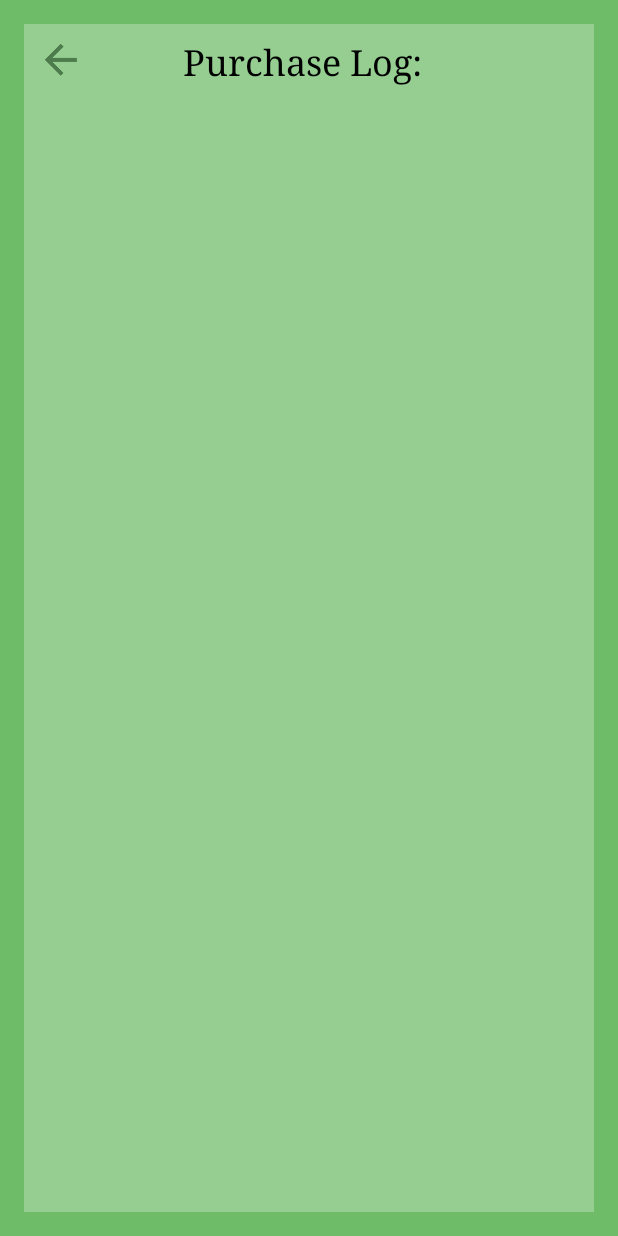
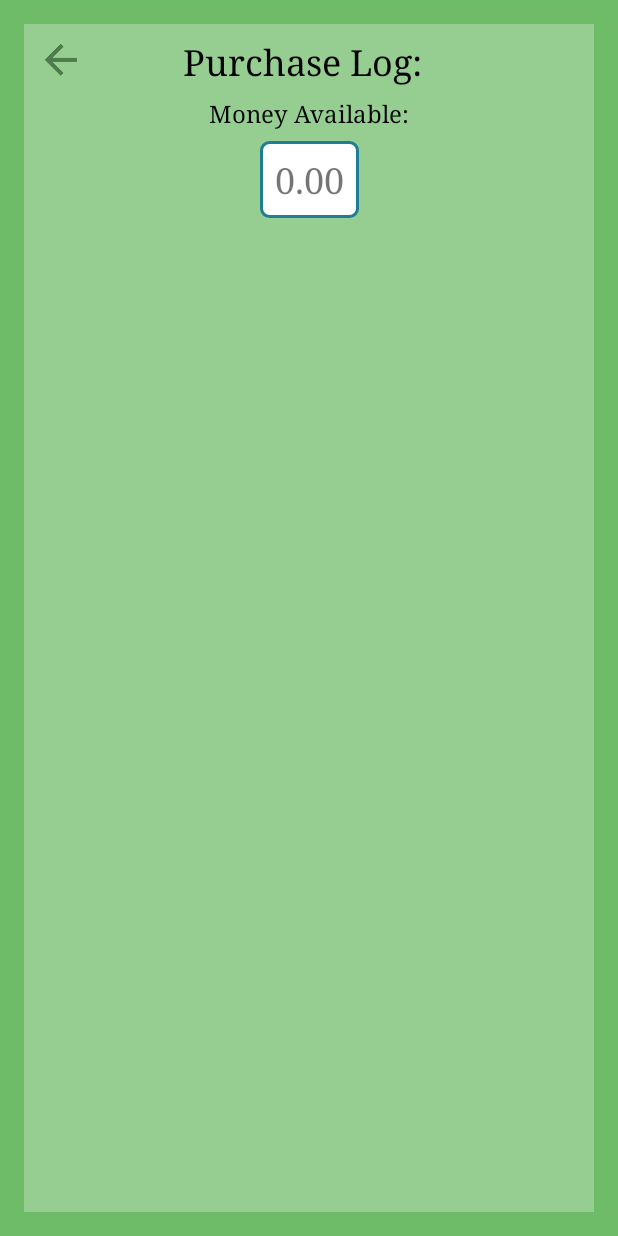
Before and after one commit to lkm027/MoneyManager, an Android app: the screen it shows after launch (PurchaseLog), after a tap on "VIEW SPENDING LOG", on a phone screen of 412 x 824 dp. Run offline under Robolectric (Android 15) with nearby library versions, the phone set to English and light mode, and no system bars.

Commit message:
Reset button resets budget on log page; added view to log page that shows current amount

```diff
--- a/app/build.gradle
+++ b/app/build.gradle
@@ -4,7 +4,7 @@ android {
     compileSdkVersion 25
     buildToolsVersion "25.0.3"
     defaultConfig {
-        applicationId "com.example.lucas.moneymanager"
+        applicationId "com.lucas.moneymanager"
         minSdkVersion 14
         targetSdkVersion 25
         versionCode 1
--- a/app/src/main/AndroidManifest.xml
+++ b/app/src/main/AndroidManifest.xml
@@ -1,6 +1,6 @@
 <?xml version="1.0" encoding="utf-8"?>
 <manifest xmlns:android="http://schemas.android.com/apk/res/android"
-    package="com.example.lucas.moneymanager">
+    package="com.lucas.moneymanager">
 
     <application
         android:allowBackup="true"
--- a/app/src/main/java/com/example/lucas/moneymanager/activity/PurchaseLog.java
+++ /dev/null
@@ -1,62 +0,0 @@
-package com.example.lucas.moneymanager.activity;
-
-import android.support.v4.app.NavUtils;
-import android.support.v7.app.AppCompatActivity;
-import android.os.Bundle;
-import android.view.View;
-import android.widget.Adapter;
-import android.widget.ArrayAdapter;
-import android.widget.ListView;
-
-import com.example.lucas.moneymanager.R;
-import com.example.lucas.moneymanager.adapter.ItemAdapter;
-import com.example.lucas.moneymanager.classes.Item;
-import com.example.lucas.moneymanager.database.DbHelper;
-
-import java.util.ArrayList;
-import java.util.Collections;
-import java.util.List;
-
-public class PurchaseLog extends AppCompatActivity {
-
-    private DbHelper db;
-    private ItemAdapter mAdapter;
-
-    @Override
-    protected void onCreate(Bundle savedInstanceState) {
-        super.onCreate(savedInstanceState);
-        setContentView(R.layout.activity_purchase_log);
-
-        ListView listView = (ListView) findViewById(R.id.listView_purchase_items);
-        List<Item> list = new ArrayList<Item>();
-
-
-        db = new DbHelper(this);
-
-        if (db.getAllGoals().size() != 0) {
-            list = db.getAllGoals();
-        }
-        Collections.reverse(list);
-        mAdapter = new ItemAdapter(list, this);
-        listView.setAdapter(mAdapter);
-
-    }
-
-    /**
-     * Tells our activity that the user has pressed the back key
-     * @param view
-     */
-    public void returnToParentActivity(View view) {
-        onBackPressed();
-    }
-
-    /**
-     * Is notified when the activity notices the user press the abck key
-     * Overrides the default slide animation when the back button is pressed
-     */
-    @Override
-    public void onBackPressed() {
-        super.onBackPressed();
-        overridePendingTransition(R.anim.activity_back_in, R.anim.activity_back_out);
-    }
-}
--- a/app/src/main/java/com/example/lucas/moneymanager/activity/HomeActivity.java
+++ b/app/src/main/java/com/lucas/moneymanager/activity/HomeActivity.java
@@ -1,23 +1,19 @@
-package com.example.lucas.moneymanager.activity;
+package com.lucas.moneymanager.activity;
 
 import android.content.Context;
 import android.content.DialogInterface;
 import android.content.Intent;
 import android.content.SharedPreferences;
-import android.graphics.Color;
 import android.support.v7.app.AlertDialog;
 import android.support.v7.app.AppCompatActivity;
 import android.os.Bundle;
-import android.support.v7.widget.Toolbar;
 import android.util.Log;
-import android.view.Menu;
-import android.view.MenuItem;
 import android.view.View;
 import android.widget.EditText;
 import android.widget.TextView;
 
-import com.example.lucas.moneymanager.R;
-import com.example.lucas.moneymanager.database.DbHelper;
+import com.lucas.moneymanager.R;
+import com.lucas.moneymanager.database.DbHelper;
 
 import java.text.SimpleDateFormat;
 import java.util.Calendar;
@@ -27,8 +23,8 @@ public class HomeActivity extends AppCompatActivity {
 
     private DbHelper db;
     private float amount;
-    private int goal = 100;
-//    private boolean budgetisSet;
+    private float budget;
+    private boolean budgetisSet;
 
     @Override
     protected void onCreate(Bundle savedInstanceState) {
@@ -39,17 +35,17 @@ public class HomeActivity extends AppCompatActivity {
         amount = db.getAmount();
 
 
-//        //shared Preferences
-//        SharedPreferences sharedPref = this.getPreferences(Context.MODE_PRIVATE);
-//        budgetisSet = sharedPref.getBoolean(getString(R.string.budget), false);
-//
-//        if (!budgetisSet) {
-//            budgetisSet = true;
-//            SharedPreferences.Editor editor = sharedPref.edit();
-//            editor.putBoolean(getString(R.string.budget), true);
-//            editor.commit();
-//            setBudget();
-//        }
+        //shared Preferences
+        SharedPreferences sharedPref = this.getPreferences(Context.MODE_PRIVATE);
+        budgetisSet = sharedPref.getBoolean(getString(R.string.budget), false);
+
+        if (!budgetisSet) {
+            budgetisSet = true;
+            SharedPreferences.Editor editor = sharedPref.edit();
+            editor.putBoolean(getString(R.string.budget), true);
+            editor.commit();
+            setBudget();
+        }
 
         setTextviewAmount();
     }
@@ -128,11 +124,18 @@ public class HomeActivity extends AppCompatActivity {
         AlertDialog.Builder dialog = new AlertDialog.Builder(this);
         final View view = this.getLayoutInflater().inflate(R.layout.dialog_change_budget, null);
         dialog.setView(view)
-                .setPositiveButton("Add", null)
-                .setNegativeButton("Cancel", null);
+                .setPositiveButton("Add", new DialogInterface.OnClickListener() {
+                    @Override
+                    public void onClick(DialogInterface dialog, int which) {
+                        EditText editTextAmount = (EditText) view.findViewById(R.id.edittext_dialog_budgetAMount);
+                        String budgetAmount = editTextAmount.getText().toString();
+                        if (budgetAmount.isEmpty()) {
+                            budgetAmount = "0";
+                        }
+                        UpdateAmount(Float.valueOf(budgetAmount), getResources().getString(R.string.set_budget));
+                    }
+                });
         dialog.create().show();
-
-
     }
 
     /**
@@ -186,4 +189,11 @@ public class HomeActivity extends AppCompatActivity {
         Intent intent = new Intent(this, SettingsActivity.class);
         startActivity(intent);
     }
+
+    @Override
+    public void onResume() {
+        super.onResume();
+        amount = db.getAmount();
+        setTextviewAmount();
+    }
 }
--- /dev/null
+++ b/app/src/main/java/com/lucas/moneymanager/activity/PurchaseLog.java
@@ -0,0 +1,105 @@
+package com.lucas.moneymanager.activity;
+
+import android.content.DialogInterface;
+import android.support.v7.app.AlertDialog;
+import android.support.v7.app.AppCompatActivity;
+import android.os.Bundle;
+import android.view.View;
+import android.widget.EditText;
+import android.widget.ListView;
+import android.widget.TextView;
+
+import com.lucas.moneymanager.R;
+import com.lucas.moneymanager.adapter.ItemAdapter;
+import com.lucas.moneymanager.classes.Item;
+import com.lucas.moneymanager.database.DbHelper;
+
+import java.util.ArrayList;
+import java.util.List;
+
+public class PurchaseLog extends AppCompatActivity {
+
+    private DbHelper db;
+    private ItemAdapter mAdapter;
+    private float amount;
+
+    @Override
+    protected void onCreate(Bundle savedInstanceState) {
+        super.onCreate(savedInstanceState);
+        setContentView(R.layout.activity_purchase_log);
+
+        ListView listView = (ListView) findViewById(R.id.listView_purchase_items);
+        List<Item> list = new ArrayList<Item>();
+
+
+        db = new DbHelper(this);
+
+        if (db.getAllGoals().size() != 0) {
+            list = db.getAllGoals();
+        }
+//        Collections.reverse(list);
+        mAdapter = new ItemAdapter(list, this);
+        listView.setAdapter(mAdapter);
+
+
+        amount = db.getAmount();
+        setMoneyAmount();
+    }
+
+    /**
+     * Tells our activity that the user has pressed the back key
+     * @param view
+     */
+    public void returnToParentActivity(View view) {
+        onBackPressed();
+    }
+
+    /**
+     * Is notified when the activity notices the user press the abck key
+     * Overrides the default slide animation when the back button is pressed
+     */
+    @Override
+    public void onBackPressed() {
+        super.onBackPressed();
+        overridePendingTransition(R.anim.activity_back_in, R.anim.activity_back_out);
+    }
+
+    /**
+     * Reset our purchase Log and give ourselves a new budget
+     * @param v view
+     */
+    public void resetLog(View v) {
+        AlertDialog.Builder dialog = new AlertDialog.Builder(this);
+        final View view = this.getLayoutInflater().inflate(R.layout.dialog_change_budget, null);
+        dialog.setView(view)
+                .setPositiveButton("Set", new DialogInterface.OnClickListener() {
+                    @Override
+                    public void onClick(DialogInterface dialog, int which) {
+                        EditText editTextAmount = (EditText) view.findViewById(R.id.edittext_dialog_budgetAMount);
+                        String budgetAmount = editTextAmount.getText().toString();
+
+                        if (budgetAmount.isEmpty()) {
+                            budgetAmount = "0";
+                        }
+
+                        amount = Float.valueOf(budgetAmount);
+
+                        db.deleteAll();
+                        mAdapter.removeAll();
+                        db.updateAmount(amount);
+                        db.updateItems(amount, getResources().getString(R.string.set_budget));
+                        mAdapter.add(new Item(getResources().getString(R.string.set_budget), amount));
+
+                        setMoneyAmount();
+                    }
+                })
+                .setNegativeButton("Cancel", null);
+        dialog.create().show();
+    }
+
+    private void setMoneyAmount() {
+        TextView moneyAmount = (TextView) findViewById(R.id.textview_purchaselog_availableMoney);
+        moneyAmount.setText(String.format("%.02f", amount));
+    }
+
+}
--- a/app/src/main/java/com/example/lucas/moneymanager/activity/SettingsActivity.java
+++ b/app/src/main/java/com/lucas/moneymanager/activity/SettingsActivity.java
@@ -1,9 +1,9 @@
-package com.example.lucas.moneymanager.activity;
+package com.lucas.moneymanager.activity;
 
 import android.support.v7.app.AppCompatActivity;
 import android.os.Bundle;
 
-import com.example.lucas.moneymanager.R;
+import com.lucas.moneymanager.R;
 
 public class SettingsActivity extends AppCompatActivity {
 
--- a/app/src/main/java/com/example/lucas/moneymanager/classes/Item.java
+++ b/app/src/main/java/com/lucas/moneymanager/classes/Item.java
@@ -1,6 +1,4 @@
-package com.example.lucas.moneymanager.classes;
-
-import com.example.lucas.moneymanager.R;
+package com.lucas.moneymanager.classes;
 
 /**
  * Created by Lucas on 6/30/2017.
--- a/app/src/main/java/com/example/lucas/moneymanager/fragments/DatePickerFragment.java
+++ b/app/src/main/java/com/lucas/moneymanager/fragments/DatePickerFragment.java
@@ -1,4 +1,4 @@
-package com.example.lucas.moneymanager.fragments;
+package com.lucas.moneymanager.fragments;
 
 /**
  * Created by Lucas on 7/11/2017.
@@ -9,7 +9,6 @@ import android.app.DialogFragment;
 import java.util.Calendar;
 import android.os.Bundle;
 import android.widget.DatePicker;
-import android.widget.TextView;
 
 public class DatePickerFragment extends DialogFragment implements DatePickerDialog.OnDateSetListener {
 
--- a/app/src/main/res/layout/activity_home.xml
+++ b/app/src/main/res/layout/activity_home.xml
@@ -4,7 +4,7 @@
     xmlns:tools="http://schemas.android.com/tools"
     android:layout_width="match_parent"
     android:layout_height="match_parent"
-    tools:context="com.example.lucas.moneymanager.activity.HomeActivity"
+    tools:context="com.lucas.moneymanager.activity.HomeActivity"
     android:background="@color/green">
 
     <!--<android.support.v7.widget.Toolbar-->
--- a/app/src/main/res/layout/activity_home2.xml
+++ b/app/src/main/res/layout/activity_home2.xml
@@ -4,7 +4,7 @@
     xmlns:tools="http://schemas.android.com/tools"
     android:layout_width="match_parent"
     android:layout_height="match_parent"
-    tools:context="com.example.lucas.moneymanager.activity.HomeActivity">
+    tools:context="com.lucas.moneymanager.activity.HomeActivity">
 
     <!--<android.support.v7.widget.Toolbar-->
         <!--android:id="@+id/toolbar_homeScreen_toolbar"-->
--- a/app/src/main/res/layout/activity_purchase_log.xml
+++ b/app/src/main/res/layout/activity_purchase_log.xml
@@ -4,7 +4,7 @@
     xmlns:tools="http://schemas.android.com/tools"
     android:layout_width="match_parent"
     android:layout_height="match_parent"
-    tools:context="com.example.lucas.moneymanager.activity.PurchaseLog"
+    tools:context="com.lucas.moneymanager.activity.PurchaseLog"
     android:background="@color/green">
 
     <TextView
@@ -25,6 +25,39 @@
         app:layout_constraintRight_toRightOf="parent"
         app:layout_constraintTop_toTopOf="parent"
         app:layout_constraintVertical_bias="0.0" />
+
+    <TextView
+        android:id="@+id/textView3"
+        android:layout_width="wrap_content"
+        android:layout_height="wrap_content"
+        android:layout_marginEnd="8dp"
+        android:layout_marginLeft="8dp"
+        android:layout_marginStart="8dp"
+        android:layout_marginTop="8dp"
+        android:fontFamily="serif"
+        android:text="@string/textview_spendtAmountTitle"
+        android:textColor="#000"
+        android:textSize="16sp"
+        app:layout_constraintLeft_toLeftOf="parent"
+        android:layout_marginRight="8dp"
+        app:layout_constraintRight_toRightOf="parent"
+        app:layout_constraintTop_toBottomOf="@+id/textView4" />
+
+    <TextView
+        android:id="@+id/textview_purchaselog_availableMoney"
+        android:layout_width="wrap_content"
+        android:layout_height="wrap_content"
+        android:background="@drawable/back"
+        android:fontFamily="serif"
+        android:text="0.00"
+        android:textSize="24sp"
+        app:layout_constraintLeft_toLeftOf="parent"
+        app:layout_constraintTop_toBottomOf="@+id/textView3"
+        android:layout_marginTop="8dp"
+        android:layout_marginLeft="8dp"
+        android:layout_marginRight="8dp"
+        app:layout_constraintRight_toRightOf="parent"
+        app:layout_constraintHorizontal_bias="0.501" />
 
     <ImageButton
         android:id="@+id/imageButton_purchaseLog_back"
@@ -65,7 +98,7 @@
         app:layout_constraintVertical_bias="0.444" />
 
     <Button
-        android:id="@+id/button2"
+        android:id="@+id/button_purchaseLog_reset"
         android:layout_width="wrap_content"
         android:layout_height="wrap_content"
         android:layout_marginBottom="8dp"
@@ -75,18 +108,20 @@
         app:layout_constraintLeft_toRightOf="@+id/textView6"
         app:layout_constraintRight_toLeftOf="@+id/textView6"
         app:layout_constraintTop_toBottomOf="@+id/listView_purchase_items"
-        app:layout_constraintVertical_bias="0.984" />
+        app:layout_constraintVertical_bias="0.984"
+        android:onClick="resetLog"/>
 
     <ListView
         android:id="@+id/listView_purchase_items"
-        android:layout_width="293dp"
-        android:layout_height="426dp"
+        android:layout_width="233dp"
+        android:layout_height="327dp"
         android:layout_marginBottom="8dp"
+        app:layout_constraintBottom_toBottomOf="@+id/textView6"
+        app:layout_constraintRight_toLeftOf="@+id/textView6"
+        app:layout_constraintLeft_toRightOf="@+id/textView6"
+        app:layout_constraintHorizontal_bias="0.499"
         android:layout_marginTop="8dp"
-        app:layout_constraintBottom_toBottomOf="@+id/textView6"
-        app:layout_constraintTop_toBottomOf="@+id/textView4"
-        app:layout_constraintVertical_bias="0.0"
-        app:layout_constraintRight_toLeftOf="@+id/textView6"
-        app:layout_constraintLeft_toRightOf="@+id/textView6" />
+        app:layout_constraintTop_toBottomOf="@+id/textview_purchaselog_availableMoney"
+        app:layout_constraintVertical_bias="0.0" />
 
 </android.support.constraint.ConstraintLayout>
--- a/app/src/main/res/layout/activity_settings.xml
+++ b/app/src/main/res/layout/activity_settings.xml
@@ -4,7 +4,7 @@
     xmlns:tools="http://schemas.android.com/tools"
     android:layout_width="match_parent"
     android:layout_height="match_parent"
-    tools:context="com.example.lucas.moneymanager.activity.SettingsActivity"
+    tools:context="com.lucas.moneymanager.activity.SettingsActivity"
     android:background="@color/green">
 
     <TextView
```
Also changed, not shown: app/src/main/java/com/lucas/moneymanager/adapter/ItemAdapter.java (renamed from app/src/main/java/com/example/lucas/moneymanager/adapter/ItemAdapter.java, +12 -3 lines), app/src/main/java/com/lucas/moneymanager/database/DbHelper.java (renamed from app/src/main/java/com/example/lucas/moneymanager/database/DbHelper.java, +2 -13 lines), app/src/main/res/layout/dialog_change_budget.xml (+10 -22 lines), app/src/main/res/layout/dialong_changemoney.xml (+5 -4 lines), app/src/main/res/values/strings.xml (+5 -2 lines), 5 other files.
